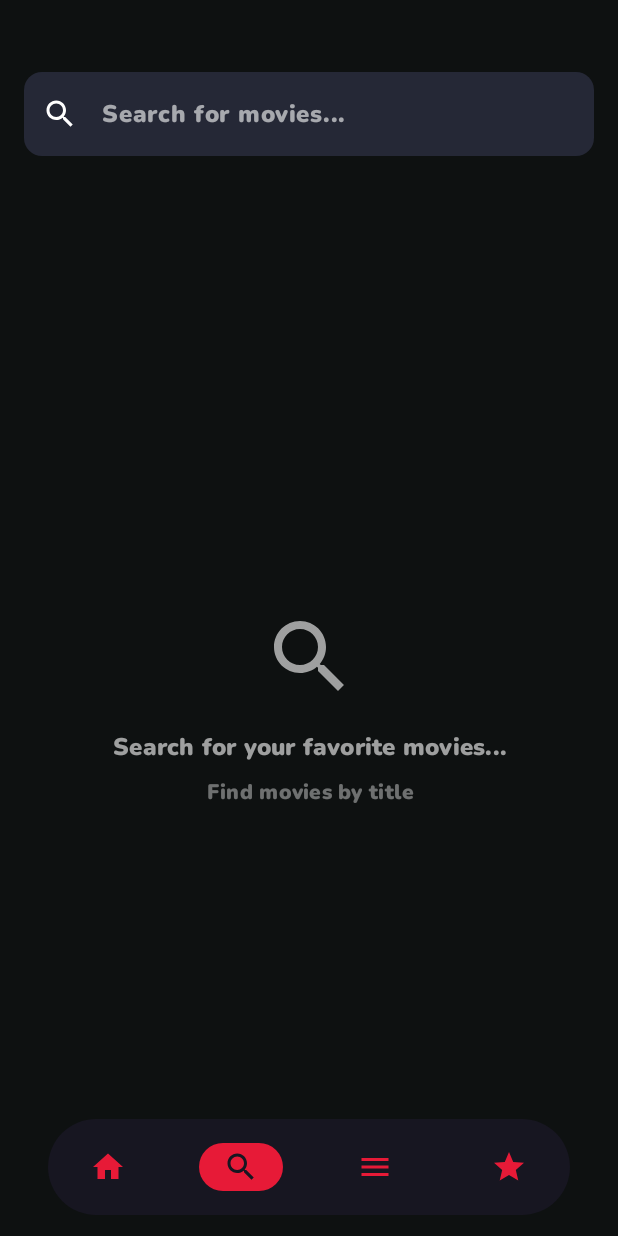
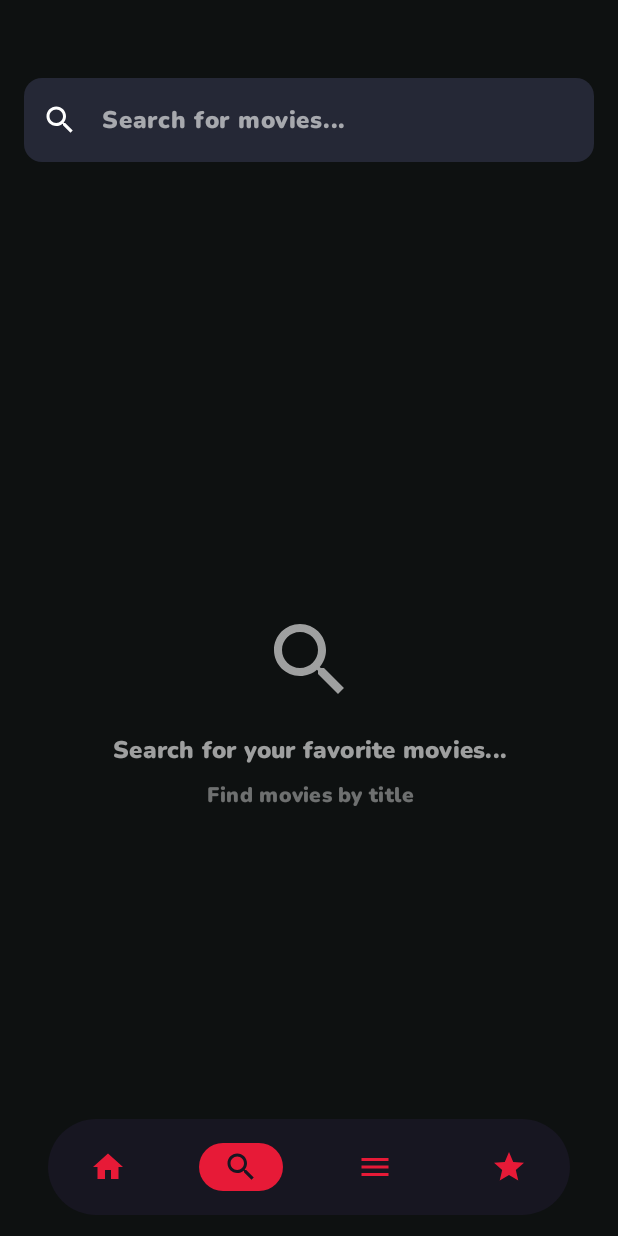
Before and after one commit to alperencitak/Discover-Movies-App, an Android app built with Jetpack Compose: the MovieSearchScreen screen opened through its navigation route, on a phone screen of 412 x 824 dp. Run offline under Robolectric (Android 15) with nearby library versions, the phone set to English and light mode, and no system bars; our stand-ins replace Dagger/Hilt's generated code, paging.

Commit message:
Update MovieSearchScreen.kt

```diff
--- a/app/src/main/java/com/alperencitak/discover_movies_app/view/MovieSearchScreen.kt
+++ b/app/src/main/java/com/alperencitak/discover_movies_app/view/MovieSearchScreen.kt
@@ -65,7 +65,7 @@ fun MovieSearchScreen(navController: NavHostController) {
             .background(SoftBlack)
     ) {
         Column(
-            modifier = Modifier.fillMaxSize().padding(top = 32.dp)
+            modifier = Modifier.fillMaxSize().padding(top = 36.dp)
         ) {
             Surface(
                 modifier = Modifier
```
